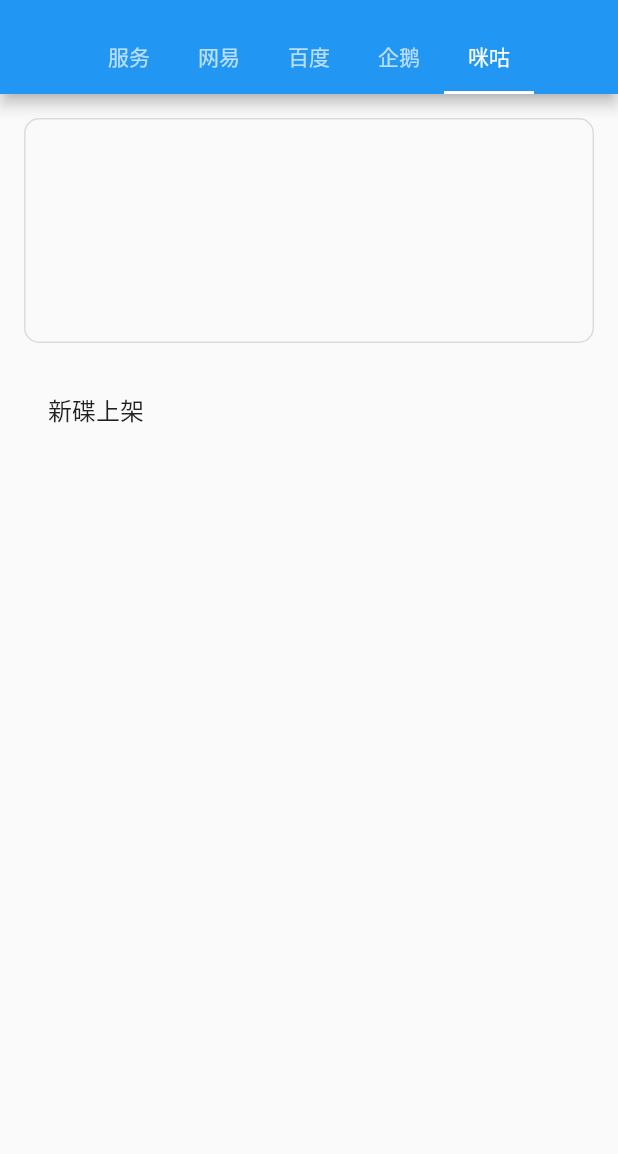
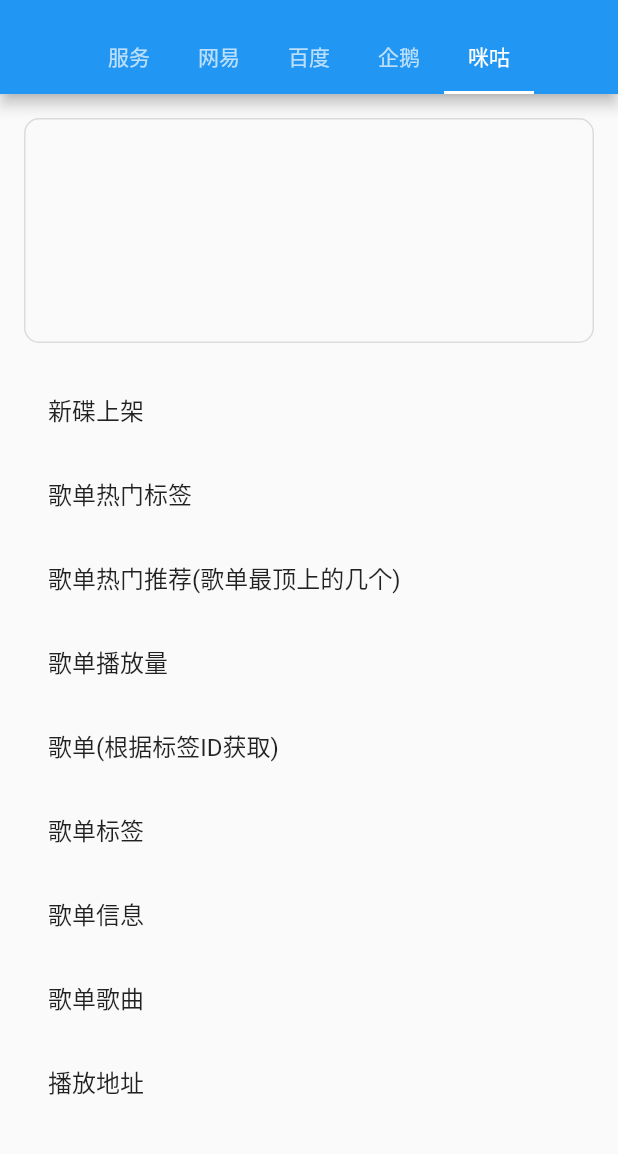
Before and after one commit to yhsj0919/kmusic_api, a Flutter app: the screen it shows after launch, tab 5 chosen, on a phone screen of 412 x 824 dp, the part 65-1219 px from its top. Run offline on Flutter 3.47's test engine with Material 2 defaults, Android fonts, the phone set to English and light mode, and no system bars; our stand-ins replace cookie_jar, font_awesome_flutter; missing offline and left inert: encrypt, pointycastle, xml2json.

Commit message:
加入咪咕歌单

```diff
--- a/example/lib/migu/migu_page.dart
+++ b/example/lib/migu/migu_page.dart
@@ -37,8 +37,8 @@ class _MiGuPageState extends State<MiGuPage> with AutomaticKeepAliveClientMixin
               child: Text(result, style: TextStyle(fontSize: 16)),
             ),
           ),
-          ListView(
-            shrinkWrap: true,
+          Expanded(
+            child: ListView(
               children: [
                 ListTile(
                   title: Text('新碟上架'),
@@ -46,7 +46,48 @@ class _MiGuPageState extends State<MiGuPage> with AutomaticKeepAliveClientMixin
                     miguRepository.album().then(onData).catchError(onError);
                   },
                 ),
+                ListTile(
+                    title: Text('歌单热门标签'),
+                    onTap: () {
+                      miguRepository.playListHotTag().then(onData).catchError(onError);
+                    }),
+                ListTile(
+                    title: Text('歌单热门推荐(歌单最顶上的几个)'),
+                    onTap: () {
+                      miguRepository.playListRec().then(onData).catchError(onError);
+                    }),
+                ListTile(
+                    title: Text('歌单播放量'),
+                    onTap: () {
+                      miguRepository.playListPlayNum().then(onData).catchError(onError);
+                    }),
+                ListTile(
+                    title: Text('歌单(根据标签ID获取)'),
+                    onTap: () {
+                      miguRepository.playList().then(onData).catchError(onError);
+                    }),
+                ListTile(
+                    title: Text('歌单标签'),
+                    onTap: () {
+                      miguRepository.playListTagList().then(onData).catchError(onError);
+                    }),
+                ListTile(
+                    title: Text('歌单信息'),
+                    onTap: () {
+                      miguRepository.playListInfo().then(onData).catchError(onError);
+                    }),
+                ListTile(
+                    title: Text('歌单歌曲'),
+                    onTap: () {
+                      miguRepository.playListSong().then(onData).catchError(onError);
+                    }),
+                ListTile(
+                    title: Text('播放地址'),
+                    onTap: () {
+                      miguRepository.playUrl().then(onData).catchError(onError);
+                    }),
               ],
+            ),
           ),
         ],
       ),
--- a/lib/baidu/util/baidu_request.dart
+++ b/lib/baidu/util/baidu_request.dart
@@ -39,7 +39,7 @@ Future<Answer> request(
   if (method == "POST") {
     url = "$url?sign=$sign&timestamp=$timestamp";
   }
-  if (method == "GET") {
+  if (method == "GET" && data.isNotEmpty) {
     data["sign"] = sign;
     url = url + "?${toParamsString(data)}";
     data = LinkedHashMap();
--- a/lib/migu/module/album.dart
+++ b/lib/migu/module/album.dart
@@ -14,6 +14,6 @@ Handler album = (Map query, cookie) {
     'GET',
     "http://m.music.migu.cn/migu/remoting/cms_list_tag",
     data,
-    cookies: [],
+    cookies: cookie,
   );
 };
--- a/lib/qq/util/qq_request.dart
+++ b/lib/qq/util/qq_request.dart
@@ -52,7 +52,7 @@ Future<Answer> request(
 }) {
   final headers = _buildHeader(url, ua, method, cookies);
 
-  if (method == "GET") {
+  if (method == "GET" && data.isNotEmpty) {
     url = url + "?${toParamsString(data)}";
     data = {};
   }
@@ -61,7 +61,7 @@ Future<Answer> request(
     var ans = Answer(cookie: response.cookies);
 
     final content = await response.cast<List<int>>().transform(utf8.decoder).join();
-    print('\n'+content);
+    print('\n' + content);
 
     var body = {};
     if (contentType == 'json') {
```
Also changed, not shown: example/lib/migu/migu_repository.dart (+49 -1 lines), lib/migu/module.dart (+12 -0 lines), lib/migu/module/playList.dart (added, +108 -0 lines), lib/migu/module/song.dart (added, +20 -0 lines), lib/migu/util/migu_request.dart (+7 -3 lines). Lines whose indentation alone changed are shown as unchanged.
